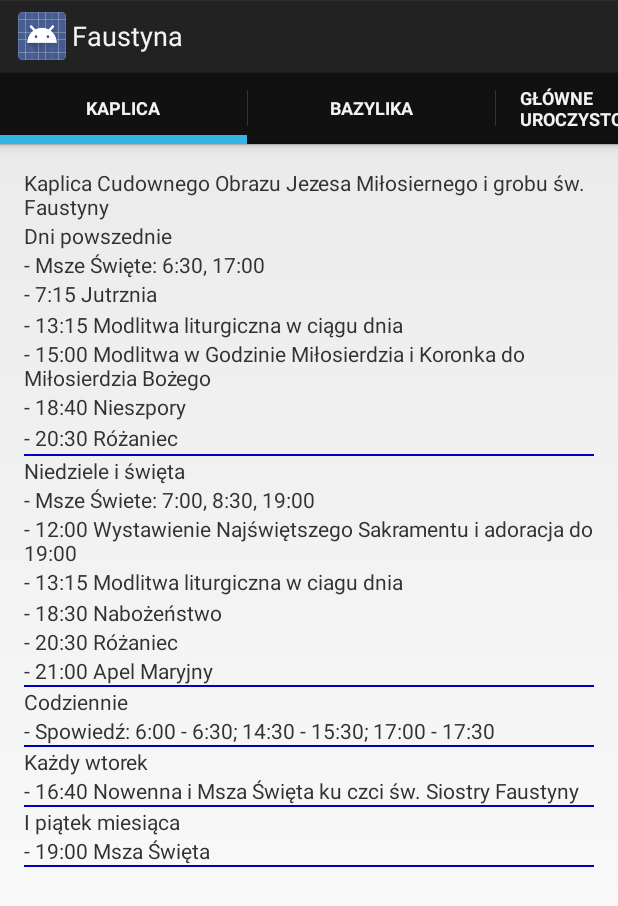
After one commit to kslusarczyk/lagiewniki, an Android app: the KaplicaFragment screen opened directly, with no data from a screen before it, on a phone screen of 412 x 824 dp. The commit adds this screen. Shown: the top 906 px of the screen. Run offline under Robolectric (Android 15) with nearby library versions, the phone set to English and light mode, and no system bars.

Commit message:
PorzadekNabozenstw with Tab layout using fragments and viewpager

```diff
--- /dev/null
+++ b/Mobile/app/src/main/java/com/agh/faustyna/mobile/BazylikaFragment.java
@@ -0,0 +1,22 @@
+package com.agh.faustyna.mobile;
+
+import android.os.Bundle;
+import android.support.v4.app.Fragment;
+import android.view.LayoutInflater;
+import android.view.View;
+import android.view.ViewGroup;
+
+/**
+ * Created by Karolina on 2015-11-11.
+ */
+
+public class BazylikaFragment extends Fragment {
+
+    public View onCreateView(LayoutInflater inflater, ViewGroup container,
+                             Bundle savedInstanceState){
+        View rootView = inflater.inflate(R.layout.porzadek_bazylika_fragment, container, false);
+
+        return rootView;
+    }
+
+}
--- /dev/null
+++ b/Mobile/app/src/main/java/com/agh/faustyna/mobile/KaplicaFragment.java
@@ -0,0 +1,21 @@
+package com.agh.faustyna.mobile;
+
+import android.os.Bundle;
+import android.support.v4.app.Fragment;
+import android.view.LayoutInflater;
+import android.view.View;
+import android.view.ViewGroup;
+
+/**
+ * Created by Karolina on 2015-11-11.
+ */
+public class KaplicaFragment extends Fragment {
+
+    public View onCreateView(LayoutInflater inflater, ViewGroup container,
+                             Bundle savedInstanceState){
+        View rootView = inflater.inflate(R.layout.porzadek_kaplica_fragment, container, false);
+
+        return rootView;
+    }
+
+}
--- /dev/null
+++ b/Mobile/app/src/main/java/com/agh/faustyna/mobile/PorzadekNabozenstw.java
@@ -0,0 +1,73 @@
+package com.agh.faustyna.mobile;
+
+import android.app.ActionBar;
+import android.app.FragmentTransaction;
+import android.os.Bundle;
+import android.support.v4.app.FragmentActivity;
+import android.support.v4.view.ViewPager;
+
+/**
+ * Created by Karolina on 2015-11-10.
+ */
+public class PorzadekNabozenstw extends FragmentActivity implements ActionBar.TabListener {
+
+    private ViewPager viewPager;
+    private PorzadekTabsPagerAdapter mAdapter;
+    private ActionBar actionBar;
+
+    private String[] tabs = {"Kaplica", "Bazylika", "Główne uroczystości"};
+
+    protected void onCreate(Bundle savedInstanceState){
+        super.onCreate(savedInstanceState);
+        setContentView(R.layout.porzadek);
+
+        viewPager = (ViewPager) findViewById(R.id.pager);
+        actionBar = getActionBar();
+        mAdapter = new PorzadekTabsPagerAdapter((getSupportFragmentManager()));
+
+        viewPager.setAdapter(mAdapter);
+        actionBar.setHomeButtonEnabled(false);
+        actionBar.setNavigationMode(ActionBar.NAVIGATION_MODE_TABS);
+
+        for (String tab_name : tabs) {
+            actionBar.addTab(actionBar.newTab().setText(tab_name).setTabListener(this));
+        }
+
+        viewPager.setOnPageChangeListener(new ViewPager.OnPageChangeListener() {
+            @Override
+            public void onPageScrolled(int position, float positionOffset, int positionOffsetPixels) {
+
+            }
+
+            @Override
+            public void onPageSelected(int position) {
+
+                actionBar.setSelectedNavigationItem(position);
+
+            }
+
+            @Override
+            public void onPageScrollStateChanged(int state) {
+
+            }
+        });
+    }
+
+    @Override
+    public void onTabSelected(ActionBar.Tab tab, FragmentTransaction ft) {
+
+        viewPager.setCurrentItem(tab.getPosition());
+
+    }
+
+    @Override
+    public void onTabUnselected(ActionBar.Tab tab, FragmentTransaction ft) {
+
+    }
+
+    @Override
+    public void onTabReselected(ActionBar.Tab tab, FragmentTransaction ft) {
+
+    }
+
+}
--- /dev/null
+++ b/Mobile/app/src/main/java/com/agh/faustyna/mobile/PorzadekTabsPagerAdapter.java
@@ -0,0 +1,34 @@
+package com.agh.faustyna.mobile;
+
+import android.support.v4.app.FragmentManager;
+import android.support.v4.app.Fragment;
+import android.support.v4.app.FragmentPagerAdapter;
+
+/**
+ * Created by Karolina on 2015-11-10.
+ */
+public class PorzadekTabsPagerAdapter extends FragmentPagerAdapter {
+
+    public PorzadekTabsPagerAdapter(FragmentManager fm){
+        super(fm);
+    }
+
+    @Override
+    public Fragment getItem(int position) {
+
+        switch (position){
+            case 0:
+                return new KaplicaFragment();
+            case 1:
+                return new BazylikaFragment();
+            case 2:
+                return new UroczystosciFragment();
+        }
+        return null;
+    }
+
+    @Override
+    public int getCount() {
+        return 3;
+    }
+}
--- a/Mobile/app/src/main/res/layout/activity_main.xml
+++ b/Mobile/app/src/main/res/layout/activity_main.xml
@@ -1,5 +1,5 @@
 <?xml version="1.0" encoding="utf-8"?>
-<LinearLayout xmlns:android="http://schemas.android.com/apk/res/android"
+<RelativeLayout xmlns:android="http://schemas.android.com/apk/res/android"
     android:layout_width="fill_parent"
     android:layout_height="fill_parent"
     android:orientation="vertical"
@@ -10,4 +10,4 @@
         android:layout_height="match_parent"
         android:layout_width="match_parent"/>
 
-</LinearLayout>
+</RelativeLayout>
--- a/Mobile/app/src/main/res/layout/istota.xml
+++ b/Mobile/app/src/main/res/layout/istota.xml
@@ -1,5 +1,5 @@
 <?xml version="1.0" encoding="utf-8"?>
-<LinearLayout xmlns:android="http://schemas.android.com/apk/res/android"
+<RelativeLayout xmlns:android="http://schemas.android.com/apk/res/android"
     android:orientation="vertical" android:layout_width="match_parent"
     android:layout_height="match_parent">
 
@@ -9,4 +9,4 @@
         android:text="tutaj bedzie jakis tekst dotyczacy ISTOTY"
         android:textSize="30sp"/>
 
-</LinearLayout>
+</RelativeLayout>
--- a/Mobile/app/src/main/res/layout/list_group.xml
+++ b/Mobile/app/src/main/res/layout/list_group.xml
@@ -6,13 +6,12 @@
     android:padding="8dp"
     android:background="#000000">
 
-
     <TextView
         android:id="@+id/lblListHeader"
         android:layout_width="fill_parent"
         android:layout_height="wrap_content"
         android:paddingLeft="?android:attr/expandableListPreferredItemPaddingLeft"
         android:textSize="17dp"
-        android:textColor="#f9f93d" />
+        android:textColor="#19d1ff" />
 
 </LinearLayout>
--- a/Mobile/app/src/main/res/layout/list_item.xml
+++ b/Mobile/app/src/main/res/layout/list_item.xml
@@ -9,6 +9,7 @@
         android:layout_width="fill_parent"
         android:layout_height="wrap_content"
         android:textSize="17dip"
+        android:textColor="#005d7d"
         android:paddingTop="5dp"
         android:paddingBottom="5dp"
         android:paddingLeft="?android:attr/expandableListPreferredChildPaddingLeft" />
--- /dev/null
+++ b/Mobile/app/src/main/res/layout/porzadek.xml
@@ -0,0 +1,6 @@
+<?xml version="1.0" encoding="utf-8"?>
+<android.support.v4.view.ViewPager xmlns:android="http://schemas.android.com/apk/res/android"
+    android:id="@+id/pager"
+    android:layout_width="match_parent"
+    android:layout_height="match_parent">
+</android.support.v4.view.ViewPager>
--- /dev/null
+++ b/Mobile/app/src/main/res/layout/porzadek_kaplica_fragment.xml
@@ -0,0 +1,199 @@
+<?xml version="1.0" encoding="utf-8"?>
+<ScrollView
+    xmlns:android="http://schemas.android.com/apk/res/android"
+    android:layout_width="fill_parent"
+    android:layout_height="fill_parent">
+    <RelativeLayout xmlns:android="http://schemas.android.com/apk/res/android"
+        android:layout_width="match_parent"
+        android:layout_height="match_parent"
+        android:paddingLeft="@dimen/activity_horizontal_margin"
+        android:paddingRight="@dimen/activity_horizontal_margin"
+        android:paddingTop="@dimen/activity_vertical_margin"
+        android:paddingBottom="@dimen/activity_vertical_margin">
+
+        <TextView
+            android:id="@+id/porzadek_kaplica_title"
+            android:layout_width="wrap_content"
+            android:layout_height="wrap_content"
+            android:text="@string/porzadek_kaplica_title"/>
+        <TextView
+            android:id="@+id/porzadek_kaplica_dni_powszednie"
+            android:layout_width="wrap_content"
+            android:layout_height="wrap_content"
+            android:layout_below="@+id/porzadek_kaplica_title"
+            android:text="@string/porzadek_kaplica_dni_powszednie"/>
+        <TextView
+            android:id="@+id/porzadek_kaplica_dni_powszednie_msze"
+            android:layout_width="wrap_content"
+            android:layout_height="wrap_content"
+            android:layout_below="@+id/porzadek_kaplica_dni_powszednie"
+            android:text="@string/porzadek_kaplica_dni_powszednie_msze"/>
+        <TextView
+            android:id="@+id/porzadek_kaplica_dni_powszednie_jutrznia"
+            android:layout_width="wrap_content"
+            android:layout_height="wrap_content"
+            android:layout_below="@+id/porzadek_kaplica_dni_powszednie_msze"
+            android:text="@string/porzadek_kaplica_dni_powszednie_jutrznia"/>
+        <TextView
+            android:id="@+id/porzadek_kaplica_dni_powszednie_wystawienie"
+            android:layout_width="match_parent"
+            android:layout_height="1dp"
+            android:layout_below="@+id/porzadek_kaplica_dni_powszednie_jutrznia"
+            android:text="@string/porzadek_kaplica_dni_powszednie_wystawienie"/>
+        <TextView
+            android:id="@+id/porzadek_kaplica_dni_powszednie_modlitwa"
+            android:layout_width="wrap_content"
+            android:layout_height="wrap_content"
+            android:layout_below="@+id/porzadek_kaplica_dni_powszednie_wystawienie"
+            android:text="@string/porzadek_kaplica_dni_powszednie_modlitwa"/>
+        <TextView
+            android:id="@+id/porzadek_kaplica_dni_powszednie_koronka"
+            android:layout_width="wrap_content"
+            android:layout_height="wrap_content"
+            android:layout_below="@+id/porzadek_kaplica_dni_powszednie_modlitwa"
+            android:text="@string/porzadek_kaplica_dni_powszednie_koronka"/>
+        <TextView
+            android:id="@+id/porzadek_kaplica_dni_powszednie_nieszpory"
+            android:layout_width="wrap_content"
+            android:layout_height="wrap_content"
+            android:layout_below="@+id/porzadek_kaplica_dni_powszednie_koronka"
+            android:text="@string/porzadek_kaplica_dni_powszednie_nieszpory"/>
+        <TextView
+            android:id="@+id/porzadek_kaplica_dni_powszednie_kompleta"
+            android:layout_width="match_parent"
+            android:layout_height="1dp"
+            android:layout_below="@+id/porzadek_kaplica_dni_powszednie_nieszpory"
+            android:text="@string/porzadek_kaplica_dni_powszednie_kompleta"/>
+        <TextView
+            android:id="@+id/porzadek_kaplica_dni_powszednie_rozaniec"
+            android:layout_width="wrap_content"
+            android:layout_height="wrap_content"
+            android:layout_below="@+id/porzadek_kaplica_dni_powszednie_kompleta"
+            android:text="@string/porzadek_kaplica_dni_powszednie_rozaniec"/>
+        <TextView
+            android:id="@+id/porzadek_kaplica_dni_powszednie_apel"
+            android:layout_width="match_parent"
+            android:layout_height="1dp"
+            android:layout_below="@+id/porzadek_kaplica_dni_powszednie_rozaniec"
+            android:text="@string/porzadek_kaplica_dni_powszednie_apel"/>
+        <View
+            android:id="@+id/underscore_kaplica_dni_powszednie"
+            android:layout_width="match_parent"
+            android:layout_height="1dp"
+            android:layout_below="@+id/porzadek_kaplica_dni_powszednie_apel"
+            android:background="@color/divider_color"/>
+
+        <TextView
+            android:id="@+id/porzadek_kaplica_nd"
+            android:layout_width="wrap_content"
+            android:layout_height="wrap_content"
+            android:layout_below="@+id/underscore_kaplica_dni_powszednie"
+            android:text="@string/porzadek_kaplica_nd"/>
+        <TextView
+            android:id="@+id/porzadek_kaplica_nd_msze"
+            android:layout_width="wrap_content"
+            android:layout_height="wrap_content"
+            android:layout_below="@+id/porzadek_kaplica_nd"
+            android:text="@string/porzadek_kaplica_nd_msze"/>
+        <TextView
+            android:id="@+id/porzadek_kaplica_nd_wystawienie"
+            android:layout_width="wrap_content"
+            android:layout_height="wrap_content"
+            android:layout_below="@+id/porzadek_kaplica_nd_msze"
+            android:text="@string/porzadek_kaplica_nd_wystawienie"/>
+        <TextView
+            android:id="@+id/porzadek_kaplica_nd_modlitwa"
+            android:layout_width="wrap_content"
+            android:layout_height="wrap_content"
+            android:layout_below="@+id/porzadek_kaplica_nd_wystawienie"
+            android:text="@string/porzadek_kaplica_nd_modlitwa"/>
+        <TextView
+            android:id="@+id/porzadek_kaplica_nd_koronka"
+            android:layout_width="match_parent"
+            android:layout_height="1dp"
+            android:layout_below="@+id/porzadek_kaplica_nd_modlitwa"
+            android:text="@string/porzadek_kaplica_nd_koronka"/>
+        <TextView
+            android:id="@+id/porzadek_kaplica_nd_nabozenstwo"
+            android:layout_width="wrap_content"
+            android:layout_height="wrap_content"
+            android:layout_below="@+id/porzadek_kaplica_nd_koronka"
+            android:text="@string/porzadek_kaplica_nd_nabozenstwo"/>
+        <TextView
+            android:id="@+id/porzadek_kaplica_nd_rozaniec"
+            android:layout_width="wrap_content"
+            android:layout_height="wrap_content"
+            android:layout_below="@+id/porzadek_kaplica_nd_nabozenstwo"
+            android:text="@string/porzadek_kaplica_nd_rozaniec"/>
+        <TextView
+            android:id="@+id/porzadek_kaplica_nd_apel"
+            android:layout_width="wrap_content"
+            android:layout_height="wrap_content"
+            android:layout_below="@+id/porzadek_kaplica_nd_rozaniec"
+            android:text="@string/porzadek_kaplica_nd_apel"/>
+        <View
+            android:id="@+id/underscore_kaplica_nd"
+            android:layout_width="match_parent"
+            android:layout_height="1dp"
+            android:layout_below="@+id/porzadek_kaplica_nd_apel"
+            android:background="@color/divider_color"/>
+
+        <TextView
+            android:id="@+id/porzadek_kaplica_codziennie"
+            android:layout_width="wrap_content"
+            android:layout_height="wrap_content"
+            android:layout_below="@+id/underscore_kaplica_nd"
+            android:text="@string/porzadek_kaplica_codziennie"/>
+        <TextView
+            android:id="@+id/porzadek_kaplica_codziennie_spowiedz"
+            android:layout_width="wrap_content"
+            android:layout_height="wrap_content"
+            android:layout_below="@+id/porzadek_kaplica_codziennie"
+            android:text="@string/porzadek_kaplica_codziennie_spowiedz"/>
+        <View
+            android:id="@+id/underscore_kaplica_codziennie"
+            android:layout_width="match_parent"
+            android:layout_height="1dp"
+            android:layout_below="@+id/porzadek_kaplica_codziennie_spowiedz"
+            android:background="@color/divider_color"/>
+
+        <TextView
+            android:id="@+id/porzadek_kaplica_wt"
+            android:layout_width="wrap_content"
+            android:layout_height="wrap_content"
+            android:layout_below="@+id/underscore_kaplica_codziennie"
+            android:text="@string/porzadek_kaplica_wt"/>
+        <TextView
+            android:id="@+id/porzadek_kaplica_wt_nowenna"
+            android:layout_width="wrap_content"
+            android:layout_height="wrap_content"
+            android:layout_below="@+id/porzadek_kaplica_wt"
+            android:text="@string/porzadek_kaplica_wt_nowenna"/>
+        <View
+            android:id="@+id/underscore_kaplica_wt"
+            android:layout_width="match_parent"
+            android:layout_height="1dp"
+            android:layout_below="@+id/porzadek_kaplica_wt_nowenna"
+            android:background="@color/divider_color"/>
+
+        <TextView
+            android:id="@+id/porzadek_kaplica_1_pt"
+            android:layout_width="wrap_content"
+            android:layout_height="wrap_content"
+            android:layout_below="@+id/underscore_kaplica_wt"
+            android:text="@string/porzadek_kaplica_1_pt"/>
+        <TextView
+            android:id="@+id/porzadek_kaplica_1_pt_msza"
+            android:layout_width="wrap_content"
+            android:layout_height="wrap_content"
+            android:layout_below="@+id/porzadek_kaplica_1_pt"
+            android:text="@string/porzadek_kaplica_1_pt_msza"/>
+        <View
+            android:id="@+id/underscore_kaplica_1_pt"
+            android:layout_width="match_parent"
+            android:layout_height="1dp"
+            android:layout_below="@+id/porzadek_kaplica_1_pt_msza"
+            android:background="@color/divider_color"/>
+
+    </RelativeLayout>
+</ScrollView>
--- a/Mobile/app/src/main/res/values/strings.xml
+++ b/Mobile/app/src/main/res/values/strings.xml
@@ -94,4 +94,66 @@
     <string name="kontakt_redakcja_tel">+48123518800</string>
     <string name="kontakt_redakcja_mail">redakcja@faustyna.pl</string>
 
+    <string name="porzadek_swieto_title">Święto Miłosierdzia w pierwszą niedzielę po Wielkanocy</string>
+    <string name="porzadek_swieto_nowenna">- Poprzedzone nowenną, która rozpoczyna się w Wielki Piątek po modlitwie w Godzinie Miłosierdzia (15:00)</string>
+    <string name="porzadek_swieto_czuwanie">- Nocne czuwanie przed Świętem Miłosierdzia w bazylice od 21:00</string>
+    <string name="porzadek_swieto_msze">- Msze Święte: 6:00, 8:00, 10:00, 12:00, 16:30, 18:00 w bazylice i przy ołtarzu polowym. O godz. 19:00 - w kaplicy klasztornej</string>
+    <string name="porzadek_swieto_koronka">Modlitwa w Godzinie Miłosierdzia i Koronka do Miłosierdzia Bożego - 15:00</string>
+
+    <string name="porzadek_uroczystosc_title">5 października - liturgiczna uroczystość św. Faustyny</string>
+    <string name="porzadek_uroczystosc_triduum">- Poprzedzone triduum Mszy św. z okolicznościowymi kazaniami w kaplicy klasztornej o 17:00</string>
+    <string name="porzadek_uroczystosc_ceremonie">- Ceremonie stowarzyszenia Faustinum</string>
+
+    <string name="porzadek_bazylika_title">Bazylika Miłosierdzia Bożego</string>
+    <string name="porzadek_bazylika_dni_powszednie">Dni powszednie</string>
+    <string name="porzadek_bazylika_dni_powszednie_msze">- Msze Święte: 9:00, 10:00, 15:20, 18:00</string>
+    <string name="porzadek_bazylika_dni_powszednie_koronka">- 15:00 Modlitwa w Godzinie Miłosierdzia i Koronka do Miłosierdzia Bożego</string>
+
+    <string name="porzadek_bazylika_nd">Niedziele i święta</string>
+    <string name="porzadek_bazylika_nd_msze">- Msze Święte: 9:00, 10:30, 12:00, 13:30, 15:20, 18:00</string>
+    <string name="porzadek_bazylika_nd_koronka">- 15:00 Modlitwa w Godzinie Miłosierdzia i Koronka do Miłosierdzia Bożego</string>
+
+    <string name="porzadek_bazylika_codziennie">Codziennie</string>
+    <string name="porzadek_bazylika_codziennie_spowiedz">- 8:30 - 18:00 spowiedź</string>
+    <string name="porzadek_bazylika_codziennie_adoracja">- Wieczysta Adoracja Najświętszego Sakramentu w Kaplicy Wieczystej Adoracji</string>
+
+    <string name="porzadek_bazylika_pt">I i III piątek miesiąca</string>
+    <string name="porzadek_bazylika_pt_msza">- 17:00 Msza Święta (transmisja TVP 3)</string>
+
+    <string name="porzadek_bazylika_post_pt">Wielki Post - piątki</string>
+    <string name="porzadek_bazylika_post_pt_droga">- Droga krzyżowa, a po niej Msza Święta</string>
+
+    <string name="porzadek_bazylika_post_nd">Wielki Post - niedziele</string>
+    <string name="porzadek_bazylika_post_nd_gorzkie_zale">- 15:20  Gorzkie żale z kazaniem pasyjnym, a po nich Msza Święta</string>
+
+    <string name="porzadek_kaplica_title">Kaplica Cudownego Obrazu Jezesa Miłosiernego i grobu św. Faustyny</string>
+    <string name="porzadek_kaplica_dni_powszednie">Dni powszednie</string>
+    <string name="porzadek_kaplica_dni_powszednie_msze">- Msze Święte: 6:30, 17:00</string>
+    <string name="porzadek_kaplica_dni_powszednie_jutrznia">- 7:15 Jutrznia</string>
+    <string name="porzadek_kaplica_dni_powszednie_wystawienie">- 12:00 Wystawienie Najświętszego Sakramentu i adoracja do 17:00</string>
+    <string name="porzadek_kaplica_dni_powszednie_modlitwa">- 13:15 Modlitwa liturgiczna w ciągu dnia</string>
+    <string name="porzadek_kaplica_dni_powszednie_koronka">- 15:00 Modlitwa w Godzinie Miłosierdzia i Koronka do Miłosierdzia Bożego</string>
+    <string name="porzadek_kaplica_dni_powszednie_nieszpory">- 18:40 Nieszpory</string>
+    <string name="porzadek_kaplica_dni_powszednie_kompleta">- 19:00 Nabożeństwo, Kompleta</string>
+    <string name="porzadek_kaplica_dni_powszednie_rozaniec">- 20:30 Różaniec</string>
+    <string name="porzadek_kaplica_dni_powszednie_apel">-21:00 Apel Maryjny</string>
+
+    <string name="porzadek_kaplica_nd">Niedziele i święta</string>
+    <string name="porzadek_kaplica_nd_msze">- Msze Świete: 7:00, 8:30, 19:00</string>
+    <string name="porzadek_kaplica_nd_wystawienie">- 12:00 Wystawienie Najświętszego Sakramentu i adoracja do 19:00</string>
+    <string name="porzadek_kaplica_nd_modlitwa">- 13:15 Modlitwa liturgiczna w ciagu dnia</string>
+    <string name="porzadek_kaplica_nd_koronka">- 15:00 Modlitwa w Godzinie Miłosierdzia i Koronka do Miłosierdzia Bożego</string>
+    <string name="porzadek_kaplica_nd_nabozenstwo">- 18:30 Nabożeństwo</string>
+    <string name="porzadek_kaplica_nd_rozaniec">- 20:30 Różaniec</string>
+    <string name="porzadek_kaplica_nd_apel">- 21:00 Apel Maryjny</string>
+
+    <string name="porzadek_kaplica_codziennie">Codziennie</string>
+    <string name="porzadek_kaplica_codziennie_spowiedz">- Spowiedź: 6:00 - 6:30; 14:30 - 15:30; 17:00 - 17:30</string>
+
+    <string name="porzadek_kaplica_wt">Każdy wtorek</string>
+    <string name="porzadek_kaplica_wt_nowenna">- 16:40 Nowenna i Msza Święta ku czci św. Siostry Faustyny</string>
+
+    <string name="porzadek_kaplica_1_pt">I piątek miesiąca</string>
+    <string name="porzadek_kaplica_1_pt_msza">- 19:00 Msza Święta</string>
+
 </resources>
--- a/Mobile/app/src/main/res/values/styles.xml
+++ /dev/null
@@ -1,8 +0,0 @@
-<resources>
-
-    <!-- Base application theme. -->
-    <style name="AppTheme" parent="Theme.AppCompat.Light.DarkActionBar">
-        <!-- Customize your theme here. -->
-    </style>
-
-</resources>
```
Also changed, not shown: Mobile/app/src/main/AndroidManifest.xml (+13 -6 lines), Mobile/app/src/main/java/com/agh/faustyna/mobile/UroczystosciFragment.java (added, +22 -0 lines), Mobile/app/src/main/res/layout/porzadek_bazylika_fragment.xml (added, +146 -0 lines), Mobile/app/src/main/res/layout/porzadek_uroczystosci_fragment.xml (added, +76 -0 lines).
